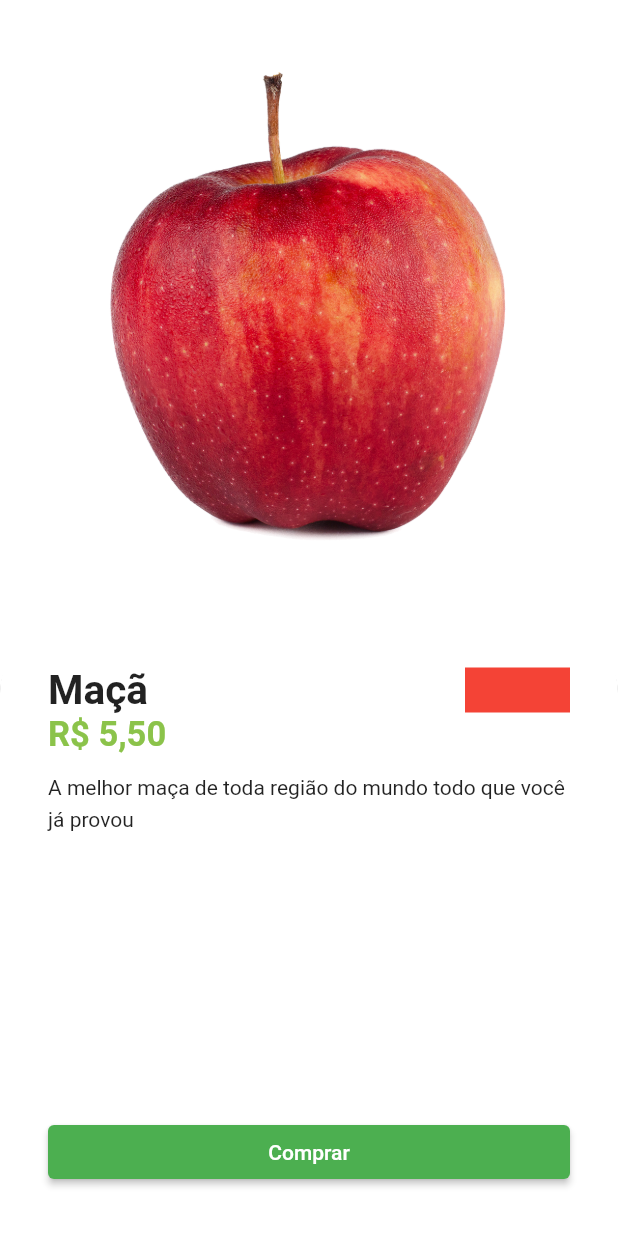
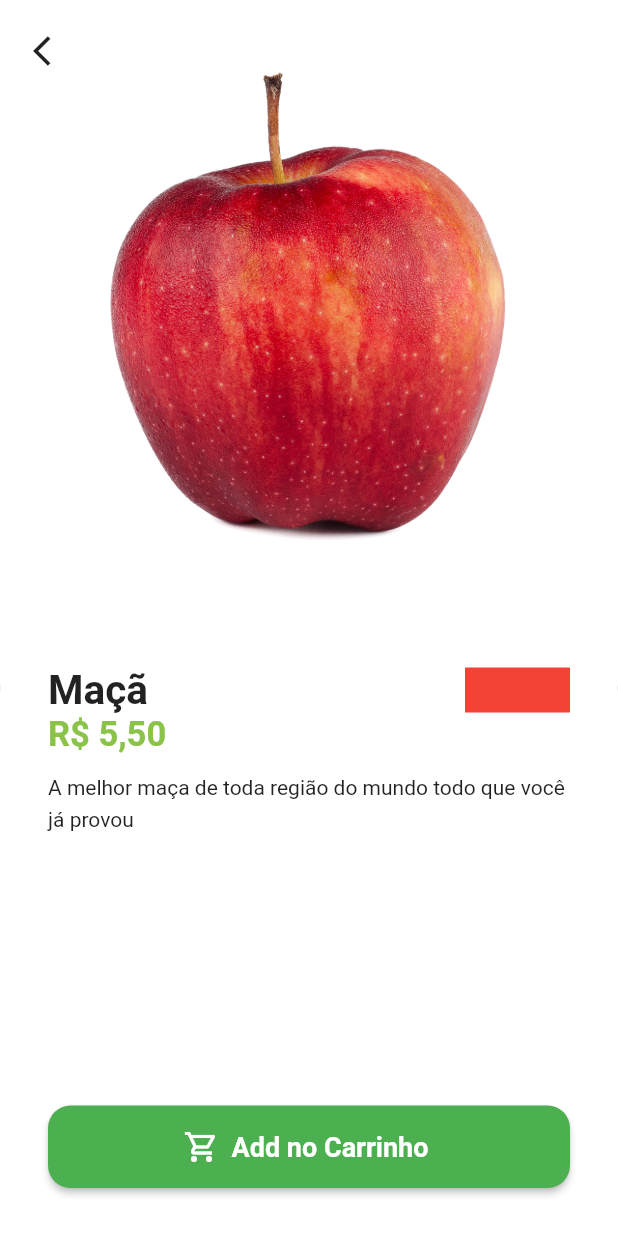
Before and after one commit to leomoreira597/Greengrocer, a Flutter app: the HomeTab screen opened directly, after a tap on "Maçã", on a phone screen of 412 x 824 dp. Run offline on Flutter 3.47's test engine with Material 2 defaults, Android fonts, the phone set to English and light mode, and no system bars; our stand-ins replace animated_text_kit, badges, mask_text_input_formatter.

Commit message:
adicionando animação entre telas

```diff
--- a/lib/src/pages/home/widget/item_tile.dart
+++ b/lib/src/pages/home/widget/item_tile.dart
@@ -42,8 +42,11 @@
                 crossAxisAlignment: CrossAxisAlignment.stretch,
                 children: [
                   Expanded(
-                    child: Image.asset(
-                      item.imageUrl,
+                    child: Hero(
+                      tag: item.imageUrl,
+                      child: Image.asset(
+                        item.imageUrl,
+                      ),
                     ),
                   ),
                   Text(
--- a/lib/src/pages/product/product_screen.dart
+++ b/lib/src/pages/product/product_screen.dart
@@ -13,10 +13,15 @@
   Widget build(BuildContext context) {
     return Scaffold(
       backgroundColor: Colors.white.withAlpha(230),
-      body: Column(
+      body: Stack(
+        children: [
+          Column(
             children: [
               Expanded(
+                child: Hero(
+                  tag: item.imageUrl,
                   child: Image.asset(item.imageUrl),
+                ),
               ),
               Expanded(
                 child: Container(
@@ -76,11 +81,45 @@
                           ),
                         ),
                       ),
-                  ElevatedButton(
+                      SizedBox(
+                        height: 55,
+                        child: ElevatedButton.icon(
+                          style: ElevatedButton.styleFrom(
+                            shape: RoundedRectangleBorder(
+                              borderRadius: BorderRadius.circular(15),
+                            ),
+                          ),
                           onPressed: () {},
-                    child: const Text('Comprar'),
+                          label: const Text(
+                            'Add no Carrinho',
+                            style: TextStyle(
+                              fontSize: 18,
+                              fontWeight: FontWeight.bold,
+                            ),
+                          ),
+                          icon: const Icon(
+                            Icons.shopping_cart_outlined,
+                            color: Colors.white,
+                          ),
+                        ),
                       ),
                     ],
+                  ),
+                ),
+              ),
+            ],
+          ),
+          Positioned(
+            top: 10,
+            left: 10,
+            child: SafeArea(
+              child: IconButton(
+                onPressed: () {
+                  Navigator.of(context).pop();
+                },
+                icon: const Icon(
+                  Icons.arrow_back_ios,
+                ),
               ),
             ),
           ),
```
Lines whose indentation alone changed are shown as unchanged.
